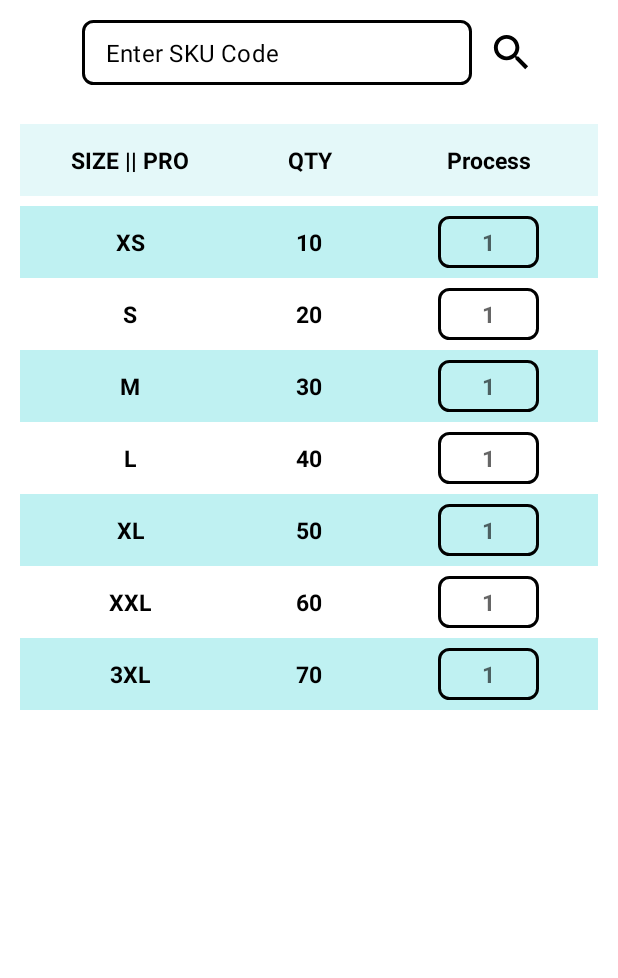
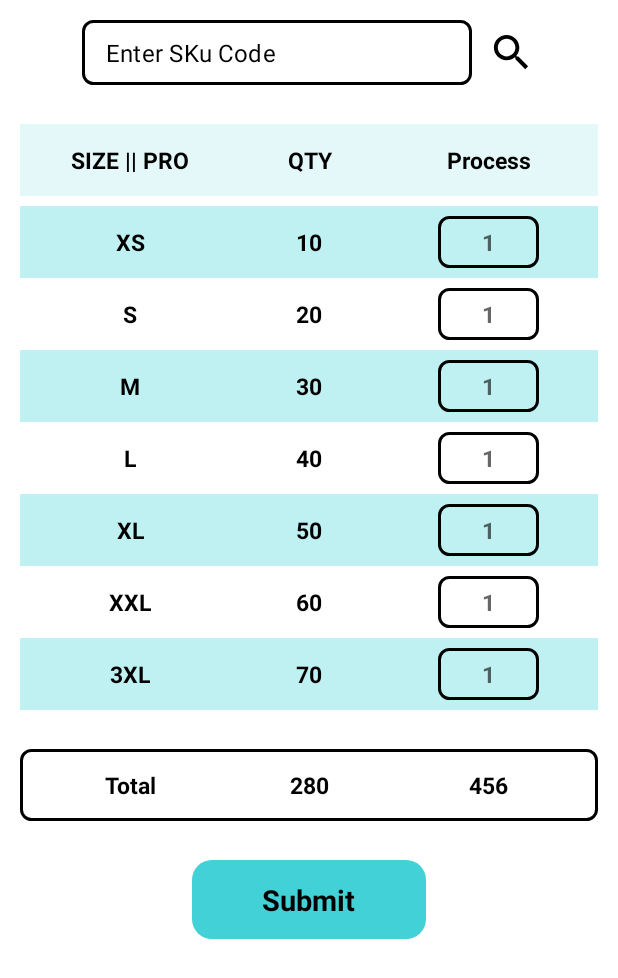
Before and after one commit to GondaliyaPrit/AMP, an Android app: the SKUCodeActivity screen opened directly, with no data from a screen before it, on a phone screen of 412 x 824 dp. Shown: the top 978 px of the screen. Run offline under Robolectric (Android 15) with nearby library versions, the phone set to English and light mode, and no system bars; our stand-ins replace sdp/ssp sizes.

```diff
--- a/app/src/main/res/layout/activity_skucode.xml
+++ b/app/src/main/res/layout/activity_skucode.xml
@@ -28,7 +28,7 @@
                 android:layout_width="@dimen/_200sdp"
                 android:layout_height="wrap_content"
                 android:background="@drawable/bg_white_border"
-                android:hint="Enter SKU Code"
+                android:hint="Enter SKu Code"
                 android:inputType="text"
                 android:paddingTop="@dimen/_8sdp"
                 android:paddingBottom="@dimen/_8sdp"
@@ -93,4 +93,72 @@
         android:layout_width="match_parent"
         android:layout_height="wrap_content"/>
 
+    <LinearLayout
+        android:id="@+id/totalll"
+        android:layout_marginLeft="@dimen/_10sdp"
+        android:layout_marginRight="@dimen/_10sdp"
+        android:padding="@dimen/_10sdp"
+        android:layout_marginTop="@dimen/_20sdp"
+        android:layout_below="@id/recyclerview"
+        android:layout_width="match_parent"
+        android:background="@drawable/bg_white_border"
+        android:orientation="horizontal"
+        android:layout_height="wrap_content">
+        <TextView
+            android:gravity="center"
+            android:layout_weight="1"
+            android:layout_width="match_parent"
+            android:textColor="@color/black"
+            android:text="Total"
+            android:textStyle="bold"
+            android:textSize="@dimen/_12ssp"
+            android:layout_height="match_parent"/>
+        <TextView
+            android:textColor="@color/black"
+            android:layout_weight="1"
+            android:layout_width="match_parent"
+            android:text="280"
+            android:gravity="center"
+            android:textStyle="bold"
+            android:textSize="@dimen/_12ssp"
+            android:layout_height="match_parent"/>
+        <TextView
+            android:textColor="@color/black"
+            android:gravity="center"
+            android:layout_weight="1"
+            android:layout_width="match_parent"
+            android:text="456"
+            android:textStyle="bold"
+            android:textSize="@dimen/_12ssp"
+            android:layout_height="match_parent"/>
+    </LinearLayout>
+
+    <RelativeLayout
+        android:layout_width="@dimen/_120sdp"
+        android:layout_height="wrap_content"
+        android:layout_below="@id/totalll"
+        android:layout_marginRight="@dimen/_10sdp"
+        android:layout_weight="1"
+        android:layout_marginTop="@dimen/_20sdp"
+        android:layout_centerHorizontal="true"
+        android:background="@drawable/corner_round"
+        android:backgroundTint="@color/appcolor">
+
+        <TextView
+            android:id="@+id/btnclickphoto"
+            android:layout_width="wrap_content"
+            android:layout_height="wrap_content"
+            android:layout_centerHorizontal="true"
+            android:background="?selectableItemBackgroundBorderless"
+            android:clickable="true"
+            android:focusable="true"
+            android:gravity="center"
+            android:paddingTop="@dimen/_10sdp"
+            android:paddingBottom="@dimen/_10sdp"
+            android:text="Submit"
+            android:textColor="@color/black"
+            android:textSize="@dimen/_15sdp"
+            android:textStyle="bold" />
+    </RelativeLayout>
+
 </RelativeLayout>
```
